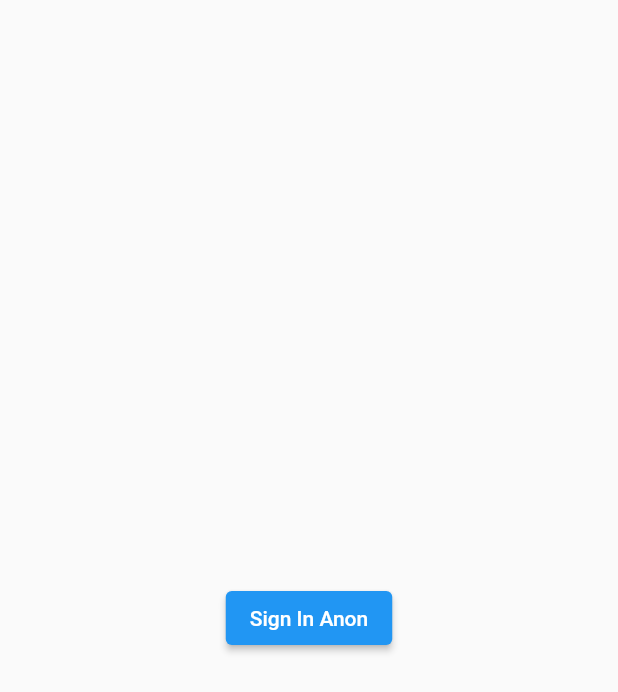
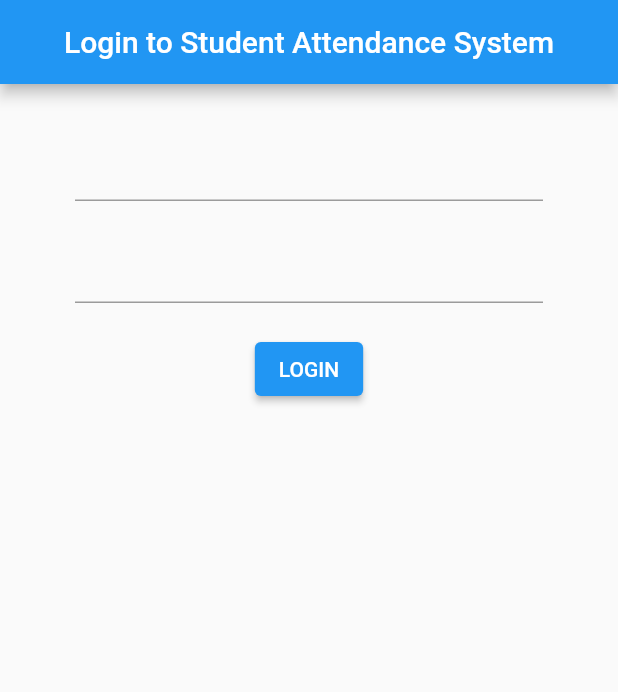
Before and after one commit to Elysu/Student-Attendance-System-With-WiFi-Detection, a Flutter app: the screen it shows after launch, on a phone screen of 412 x 824 dp. Shown: the top 692 px of the screen. Run offline on Flutter 3.47's test engine with Material 2 defaults, Android fonts, the phone set to English and light mode, and no system bars; our stand-ins replace firebase_auth, firebase_core; accounts and stored records are empty.

Commit message:
sign in form with no functions yet

```diff
--- a/lib/screens/authenticate/sign_in.dart
+++ b/lib/screens/authenticate/sign_in.dart
@@ -11,32 +11,50 @@ class SignIn extends StatefulWidget {
 class _SignInState extends State<SignIn> {
   final AuthService _auth = AuthService();
 
+  // text field state
+  String email = '';
+  String password = '';
+
   @override
   Widget build(BuildContext context) {
     return Scaffold(
-      body: Column(
-        mainAxisAlignment: MainAxisAlignment.center,
-        children: <Widget>[
-          Row(
-            mainAxisAlignment: MainAxisAlignment.center,
+      appBar: AppBar(
+        title: Text("Login to Student Attendance System"),
+        centerTitle: true,
+      ),
+      body: Container(
+        padding: EdgeInsets.symmetric(horizontal: 50, vertical: 10),
+        child: Form(
+          child: Column(
             children: <Widget>[
+              // email field
+              SizedBox(height: 20),
+              TextFormField(
+                onChanged: (value) {
+                  setState(() => email = value);
+                },
+              ),
+              // password field
+              SizedBox(height: 20),
+              TextFormField(
+                obscureText: true,
+                onChanged: (value) {
+                  setState(() => password = value);
+                },
+              ),
+              //sign in button
+              SizedBox(height: 20),
               ElevatedButton(
-                  onPressed: () async {
-                    dynamic result = await _auth.anonSignIn();
-
-                    if (result == null) {
-                      print("Error signing in");
-                    } else {
-                      print("Signed in");
-                      print(result.uid);
-                    }
-                  },
-                  child: Text("Sign In Anon")
+                onPressed: () async {
+                  print(email);
+                  print(password);
+                },
+                child: Text("LOGIN"),
               )
             ],
           ),
-        ],
-      ),
+        ),
+      )
     );
   }
 }
```
